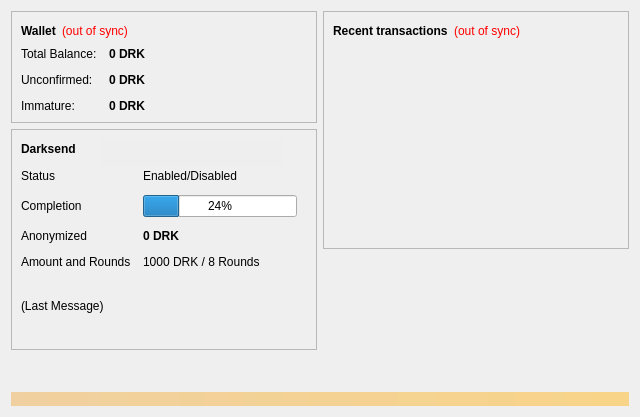
Before: the Qt Designer form src/qt/forms/overviewpage.ui in NarubyRiverlione/Spice, drawn with Qt 5.
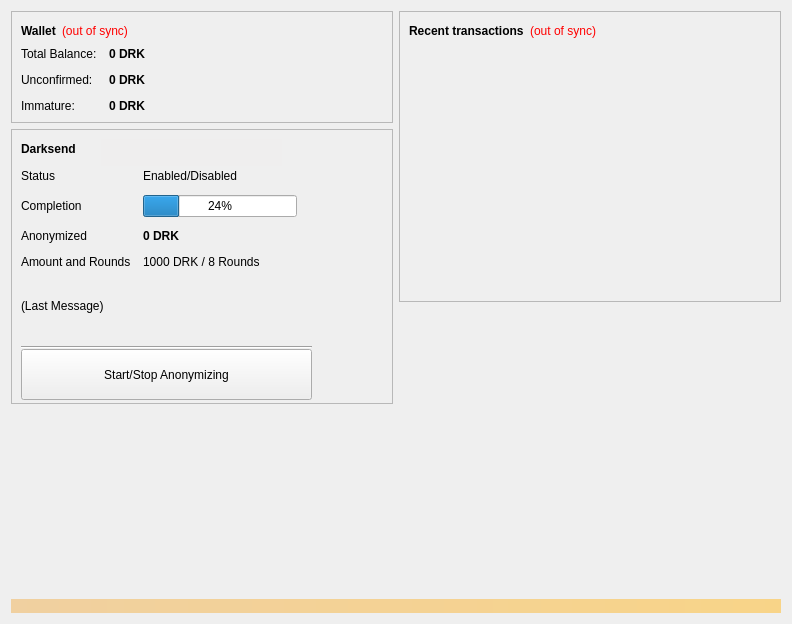
After: the same form once the commit is applied.

Commit message: added toggle button for darksend, changed fDisableDarksend to fEnableDarksend, removed fenabledaemondarksend

Diff of the .ui file:
```diff
--- a/src/qt/forms/overviewpage.ui
+++ b/src/qt/forms/overviewpage.ui
@@ -6,8 +6,8 @@
    <rect>
     <x>0</x>
     <y>0</y>
-    <width>640</width>
-    <height>417</height>
+    <width>792</width>
+    <height>624</height>
    </rect>
   </property>
   <property name="windowTitle">
@@ -178,7 +178,7 @@
          <property name="minimumSize">
           <size>
            <width>0</width>
-           <height>221</height>
+           <height>275</height>
           </size>
          </property>
          <property name="layoutDirection">
@@ -196,7 +196,7 @@
             <x>10</x>
             <y>40</y>
             <width>290</width>
-            <height>171</height>
+            <height>121</height>
            </rect>
           </property>
           <layout class="QFormLayout" name="formLayout">
@@ -279,25 +279,6 @@
            </item>
           </layout>
          </widget>
-         <widget class="QLabel" name="darksendStatus">
-          <property name="geometry">
-           <rect>
-            <x>10</x>
-            <y>170</y>
-            <width>241</width>
-            <height>51</height>
-           </rect>
-          </property>
-          <property name="text">
-           <string>(Last Message)</string>
-          </property>
-          <property name="alignment">
-           <set>Qt::AlignLeading|Qt::AlignLeft|Qt::AlignTop</set>
-          </property>
-          <property name="wordWrap">
-           <bool>true</bool>
-          </property>
-         </widget>
          <widget class="QLabel" name="label_2">
           <property name="geometry">
            <rect>
@@ -754,6 +735,57 @@
            <bool>true</bool>
           </property>
          </widget>
+         <widget class="QPushButton" name="toggleDarksend">
+          <property name="geometry">
+           <rect>
+            <x>10</x>
+            <y>220</y>
+            <width>291</width>
+            <height>51</height>
+           </rect>
+          </property>
+          <property name="text">
+           <string>Start/Stop Anonymizing</string>
+          </property>
+         </widget>
+         <widget class="Line" name="line">
+          <property name="geometry">
+           <rect>
+            <x>10</x>
+            <y>210</y>
+            <width>291</width>
+            <height>16</height>
+           </rect>
+          </property>
+          <property name="orientation">
+           <enum>Qt::Horizontal</enum>
+          </property>
+         </widget>
+         <widget class="QLabel" name="darksendStatus">
+          <property name="geometry">
+           <rect>
+            <x>10</x>
+            <y>170</y>
+            <width>288</width>
+            <height>43</height>
+           </rect>
+          </property>
+          <property name="minimumSize">
+           <size>
+            <width>288</width>
+            <height>43</height>
+           </size>
+          </property>
+          <property name="text">
+           <string>(Last Message)</string>
+          </property>
+          <property name="alignment">
+           <set>Qt::AlignLeading|Qt::AlignLeft|Qt::AlignTop</set>
+          </property>
+          <property name="wordWrap">
+           <bool>true</bool>
+          </property>
+         </widget>
         </widget>
        </item>
        <item>
```
The commit also changes 12 other files.
